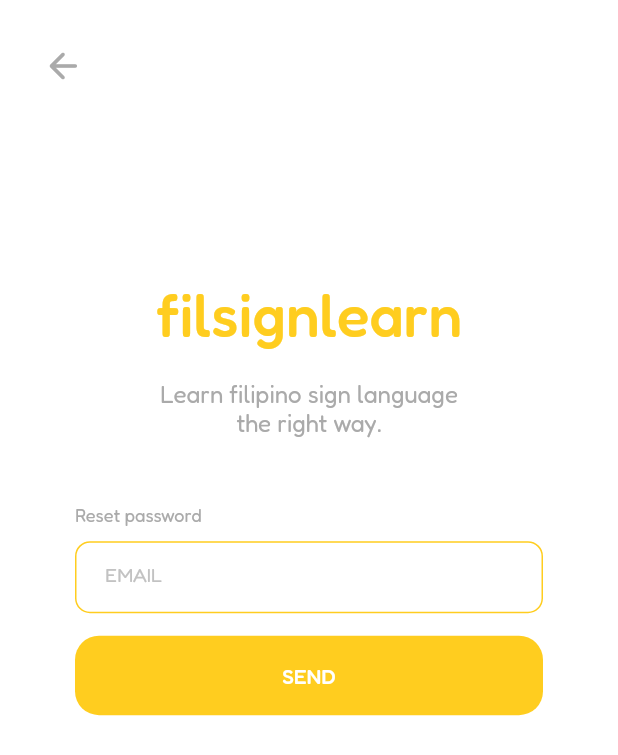
After one commit to danielremoquillo/filsign_learn_app, a Flutter app: the ResetPasswordScreen screen opened directly, on a phone screen of 412 x 824 dp. The commit adds this screen. Shown: the top 755 px of the screen. Run offline on Flutter 3.47's test engine with Material 2 defaults, Android fonts, the light colour scheme and no system bars; our stand-ins replace animated_text_kit, cloud_firestore, firebase_auth, firebase_core, flutter_custom_clippers, flutter_native_splash and 3 more; accounts and stored records are empty.

Commit message:
added reset password and change some spaces

```diff
--- /dev/null
+++ b/lib/screens/auth/reset_password_screen.dart
@@ -0,0 +1,221 @@
+import 'package:filsign_learn_app/screens/user/tabs/home_screen.dart';
+import 'package:filsign_learn_app/services/auth_service.dart';
+import 'package:filsign_learn_app/services/page_service.dart';
+import 'package:filsign_learn_app/widgets/confirm_dialog.dart';
+import 'package:filsign_learn_app/widgets/success_dialog.dart';
+import 'package:filsign_learn_app/widgets/warning_dialog.dart';
+import 'package:firebase_auth/firebase_auth.dart';
+import 'package:flutter/gestures.dart';
+import 'package:flutter/material.dart';
+import 'package:shared_preferences/shared_preferences.dart';
+
+class ResetPasswordScreen extends StatefulWidget {
+  const ResetPasswordScreen({super.key});
+
+  @override
+  State<ResetPasswordScreen> createState() => _ResetPasswordScreenState();
+}
+
+class _ResetPasswordScreenState extends State<ResetPasswordScreen> {
+  final _formKey = GlobalKey<FormState>();
+  final AuthService _auth = AuthService();
+
+  late String _email;
+
+  void _resetPassword() async {
+    if (_formKey.currentState!.validate()) {
+      _formKey.currentState!.save();
+
+      // Sign in function with EMAIL AND PASSWORD
+      _auth.resetPassword(_email).then((value) {
+        if (value == 'success') {
+          showDialog(
+            context: context,
+            builder: ((context) {
+              return const SuccessDialog(
+                title: 'SUCCESS',
+                message: 'Password reset link sent. Check your inbox.',
+                buttonName: 'CONFIRM',
+              );
+            }),
+          );
+        } else {
+          showDialog(
+            context: context,
+            builder: ((context) {
+              return WarningDialog(title: 'RESET FAILED', message: value);
+            }),
+          );
+        }
+      });
+    }
+  }
+
+  @override
+  void initState() {
+    super.initState();
+  }
+
+  @override
+  Widget build(BuildContext context) {
+    return Scaffold(
+      body: SafeArea(
+          child: SingleChildScrollView(
+        child: Stack(
+          children: [
+            Positioned(
+              top: 0,
+              left: 0,
+              child: Padding(
+                padding: const EdgeInsets.all(20.0),
+                child: IconButton(
+                    onPressed: () {
+                      Navigator.of(context).pop();
+                    },
+                    alignment: Alignment.centerLeft,
+                    icon: const Icon(
+                      Icons.arrow_back_rounded,
+                      size: 28,
+                      color: Color(0xFFAAAAAA),
+                    )),
+              ),
+            ),
+            Padding(
+              padding:
+                  const EdgeInsets.only(top: 20.0, left: 50.0, right: 50.0),
+              child: Column(
+                children: [
+                  Form(
+                    key: _formKey,
+                    child: Column(
+                      children: [
+                        SizedBox(
+                          height: MediaQuery.of(context).size.height * 0.20,
+                        ),
+
+                        // Preview Page Logo
+                        const Text(
+                          'filsignlearn',
+                          style: TextStyle(
+                              fontSize: 40,
+                              fontWeight: FontWeight.w500,
+                              color: Color(0xFFFFCD1F)),
+                        ),
+
+                        const SizedBox(
+                          height: 20,
+                        ),
+
+                        // Preview Page sub logo
+                        const SizedBox(
+                          width: 200,
+                          child: Text(
+                            'Learn filipino sign language the right way.',
+                            textAlign: TextAlign.center,
+                            style: TextStyle(
+                                fontSize: 16, color: Color(0xFFAAAAAA)),
+                          ),
+                        ),
+                        const SizedBox(
+                          height: 45,
+                        ),
+
+                        Row(
+                          children: const [
+                            Text(
+                              'Reset password',
+                              textAlign: TextAlign.start,
+                              style: TextStyle(
+                                  fontSize: 12, color: Color(0xFFAAAAAA)),
+                            ),
+                          ],
+                        ),
+                        const SizedBox(
+                          height: 10,
+                        ),
+                        // Email Text Input
+                        TextFormField(
+                          style: const TextStyle(
+                              fontSize: 14.0, color: Color(0xFFAAAAAA)),
+                          decoration: InputDecoration(
+                            labelText: 'EMAIL',
+                            contentPadding:
+                                const EdgeInsets.only(left: 20, right: 20),
+                            labelStyle: const TextStyle(
+                                fontSize: 13.0, color: Color(0xFFC2C2C2)),
+                            enabledBorder: OutlineInputBorder(
+                              borderSide:
+                                  const BorderSide(color: Color(0xFFFFCD1F)),
+                              borderRadius: BorderRadius.circular(10),
+                            ),
+                            focusedBorder: OutlineInputBorder(
+                              borderSide:
+                                  const BorderSide(color: Color(0xFFFFCD1F)),
+                              borderRadius: BorderRadius.circular(10),
+                            ),
+                            errorBorder: OutlineInputBorder(
+                              borderSide: const BorderSide(color: Colors.red),
+                              borderRadius: BorderRadius.circular(10),
+                            ),
+                            focusedErrorBorder: OutlineInputBorder(
+                              borderSide: const BorderSide(color: Colors.red),
+                              borderRadius: BorderRadius.circular(10),
+                            ),
+                            errorStyle: const TextStyle(height: 0.5),
+                          ),
+                          validator: (value) {
+                            if (value!.isEmpty) {
+                              return 'Please enter your email';
+                            }
+                            if (!RegExp(
+                                    r"^[a-zA-Z0-9.]+@[a-zA-Z0-9]+\.[a-zA-Z]+")
+                                .hasMatch(value)) {
+                              return 'Please enter a valid email';
+                            }
+                            return null;
+                          },
+                          onSaved: (value) {
+                            _email = value!;
+                          },
+                        ),
+
+                        const SizedBox(
+                          height: 15,
+                        ),
+                        // SIGN IN button
+                        TextButton(
+                          onPressed: () => _resetPassword(),
+                          style: TextButton.styleFrom(
+                              backgroundColor: const Color(0xFFFFCD1F),
+                              elevation: 0,
+                              shape: const RoundedRectangleBorder(
+                                  borderRadius:
+                                      BorderRadius.all(Radius.circular(16)))),
+                          child: Container(
+                              width: MediaQuery.of(context).size.width,
+                              padding: const EdgeInsets.symmetric(vertical: 10),
+                              child: const Text(
+                                'SEND',
+                                style: TextStyle(
+                                    fontWeight: FontWeight.w500,
+                                    color: Colors.white),
+                                textAlign: TextAlign.center,
+                              )),
+                        ),
+
+                        const SizedBox(
+                          height: 20,
+                        ),
+                      ],
+                    ),
+                  ),
+                  // Sign in with google
+                ],
+              ),
+            ),
+          ],
+        ),
+      )),
+    );
+  }
+}
--- a/lib/screens/auth/sign_up_screen.dart
+++ b/lib/screens/auth/sign_up_screen.dart
@@ -67,9 +67,7 @@ class _SignUpScreenState extends State<SignUpScreen> {
           showDialog(
               context: context,
               builder: (context) {
-                return WarningDialog(
-                    title: 'ERROR',
-                    message: value.replaceFirst(RegExp(r'\[.*?\]\s*'), ''));
+                return WarningDialog(title: 'ERROR', message: value);
               });
         }
       });
--- a/lib/screens/user/new_user/benefits_preview_2.dart
+++ b/lib/screens/user/new_user/benefits_preview_2.dart
@@ -82,7 +82,7 @@ class BenefitPreview2 extends StatelessWidget {
                     ),
                     GestureDetector(
                       onTap: () {
-                        Navigator.pushAndRemoveUntil(
+                        Navigator.push(
                           context,
                           PageRouteBuilder(
                             transitionDuration:
@@ -107,7 +107,6 @@ class BenefitPreview2 extends StatelessWidget {
                               );
                             },
                           ),
-                          (route) => false,
                         );
                       },
                       child: Row(
```
Also changed, not shown: lib/screens/auth/sign_in_screen.dart (+36 -4 lines), lib/screens/user/new_user/benefits_preview_3.dart (+17 -0 lines), lib/services/auth_service.dart (+15 -14 lines), lib/widgets/confirm_dialog.dart (+6 -4 lines), lib/widgets/success_dialog.dart (+6 -4 lines), lib/widgets/warning_dialog.dart (+7 -6 lines).
